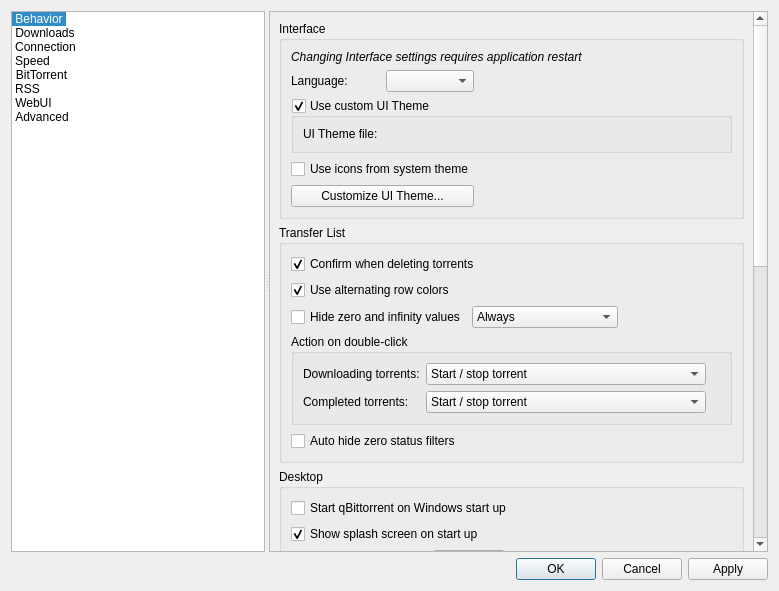
Before: the Qt Designer form src/gui/optionsdialog.ui in SysAdminDoc/qBittorrent-Vanced, drawn with Qt 5.
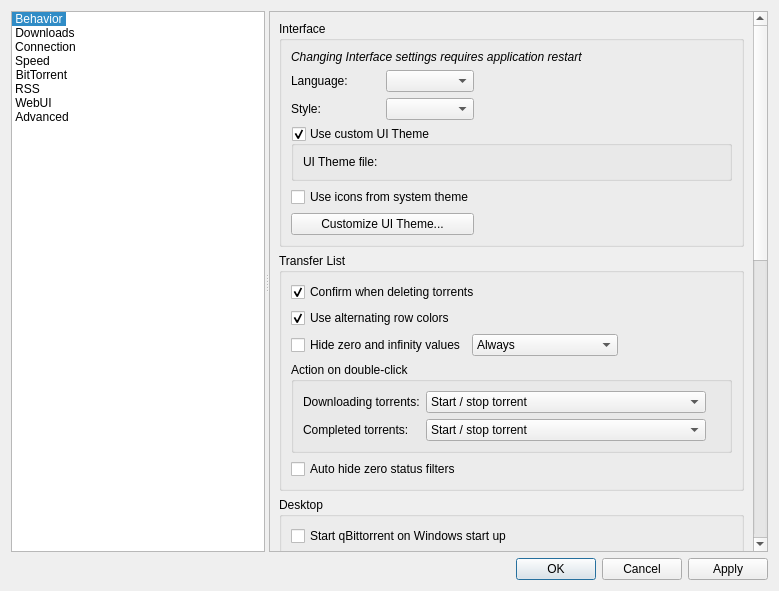
After: the same form once the commit is applied. Custom widgets are drawn as their Qt base class.

Commit message:
Allow to choose Qt style
PR #21553.

```diff
--- a/src/gui/optionsdialog.ui
+++ b/src/gui/optionsdialog.ui
@@ -168,7 +168,30 @@
                  </property>
                 </spacer>
                </item>
-               <item row="2" column="0" colspan="3">
+               <item row="2" column="0">
+                <widget class="QLabel" name="labelStyle">
+                 <property name="text">
+                  <string>Style:</string>
+                 </property>
+                </widget>
+               </item>
+               <item row="2" column="1">
+                <widget class="QComboBox" name="comboStyle"/>
+               </item>
+               <item row="2" column="2">
+                <spacer name="spacerStyle">
+                 <property name="orientation">
+                  <enum>Qt::Orientation::Horizontal</enum>
+                 </property>
+                 <property name="sizeHint" stdset="0">
+                  <size>
+                   <width>40</width>
+                   <height>20</height>
+                  </size>
+                 </property>
+                </spacer>
+               </item>
+               <item row="3" column="0" colspan="3">
                 <widget class="QGroupBox" name="checkUseCustomTheme">
                  <property name="title">
                   <string>Use custom UI Theme</string>
@@ -190,14 +213,14 @@
                  </layout>
                 </widget>
                </item>
-               <item row="3" column="0" colspan="2">
+               <item row="4" column="0" colspan="2">
                 <widget class="QCheckBox" name="checkUseSystemIcon">
                  <property name="text">
                   <string>Use icons from system theme</string>
                  </property>
                 </widget>
                </item>
-               <item row="4" column="0" colspan="2">
+               <item row="5" column="0" colspan="2">
                 <widget class="QPushButton" name="buttonCustomizeUITheme">
                  <property name="text">
                   <string>Customize UI Theme...</string>
```
Left out of the diff: 12 changed lines with no effect on the pictures. The commit also changes 7 other files.
